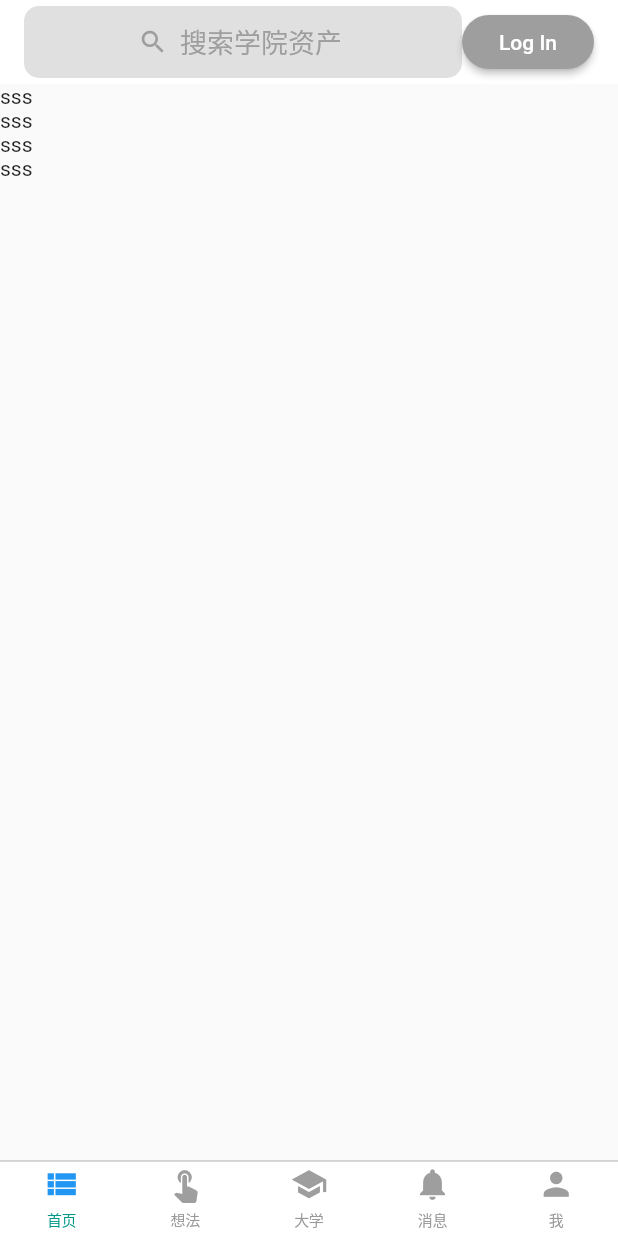
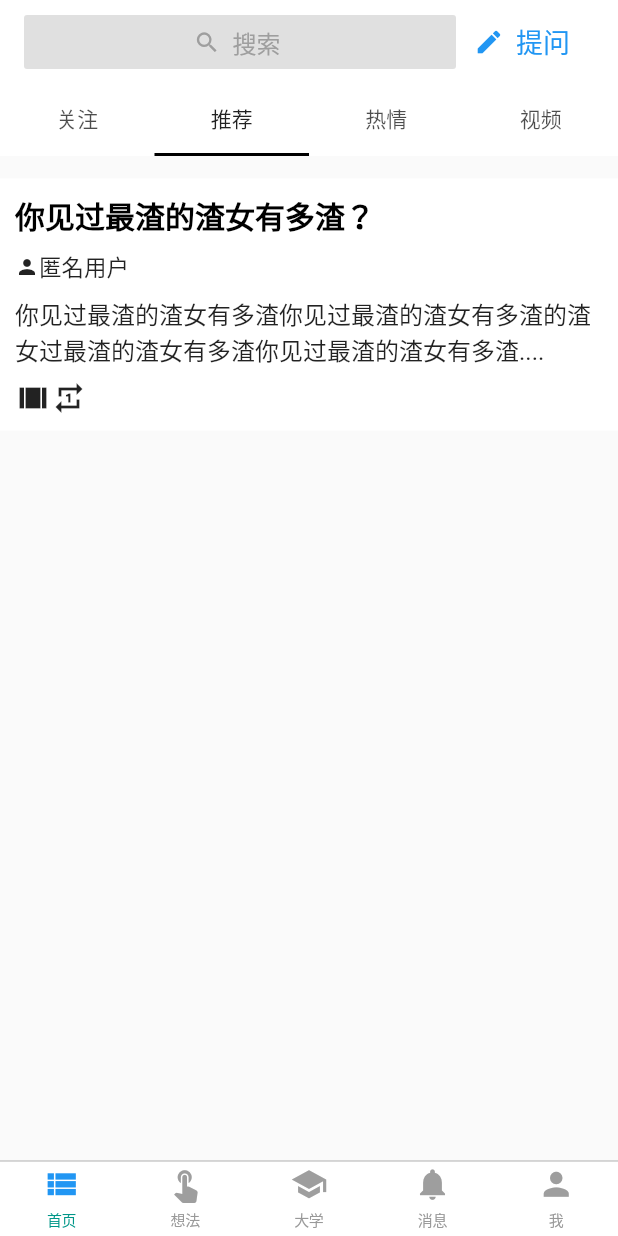
Before and after one commit to MeandNi/flutter_zhihu, a Flutter app: the screen it shows after launch, on a phone screen of 412 x 824 dp. Run offline on Flutter 3.47's test engine with Material 2 defaults, Android fonts, the phone set to English and light mode, and no system bars.

Commit message:
UI update

```diff
--- a/lib/myhome/MyHomePage.dart
+++ b/lib/myhome/MyHomePage.dart
@@ -1,51 +1,64 @@
 import 'package:flutter/material.dart';
+import 'package:flutter_zhihu/myhome/RecommendPage.dart';
 
 class MyHomePage extends StatefulWidget {
   @override
   _MyHomePageState createState() => _MyHomePageState();
 }
 
-class _MyHomePageState extends State<MyHomePage> {
-  final loginButton = RaisedButton(
-    shape: RoundedRectangleBorder(
-      borderRadius: BorderRadius.circular(18),
+class _MyHomePageState extends State<MyHomePage>
+    with SingleTickerProviderStateMixin {
+  TabController _tabController;
+
+  @override
+  void initState() {
+    // TODO: implement initState
+    super.initState();
+    _tabController = new TabController(vsync: this, initialIndex: 1, length: 4);
+  }
+
+  @override
+  void dispose() {
+    ///页面销毁时，销毁控制器
+    _tabController.dispose();
+    super.dispose();
+  }
+
+  final loginButton = FlatButton.icon(
+      onPressed: () {},
+      icon: Icon(
+        Icons.mode_edit,
+        size: 20.0,
+        color: Colors.blue,
       ),
-    onPressed: () {},
-//    padding: EdgeInsets.all(12),
-    color: Colors.grey,
-    child: Text('Log In', style: TextStyle(color: Colors.white)),
-  );
+      label: Text(
+        "提问",
+        style: TextStyle(color: Colors.blue, fontSize: 18.0),
+      ));
 
   Widget barSearch() {
-    return new Container(
-//      padding: EdgeInsets.all(10.0),
-      child: new Row(
-//        mainAxisAlignment: MainAxisAlignment.spaceBetween,
+    return new Row(
       children: <Widget>[
         Expanded(
-            child: Container(
-//              padding: EdgeInsets.all(10.0),
+          child: Padding(
+            padding: EdgeInsets.fromLTRB(0, 0, 0, 0),
             child: new FlatButton.icon(
+              color: Colors.black12,
               onPressed: () {},
               icon: new Icon(
                 Icons.search,
-                  size: 20.0,
+                size: 18.0,
                 color: Colors.grey,
               ),
               label: new Text(
-                  "搜索学院资产",
-                  style: new TextStyle(color: Colors.grey, fontSize: 18.0),
+                "搜索",
+                style: new TextStyle(color: Colors.grey, fontSize: 16.0),
               ),
-              ),
-              decoration: new BoxDecoration(
-                borderRadius: const BorderRadius.all(const Radius.circular(10.0)),
-                color: Colors.black12,
             ),
           ),
         ),
         loginButton
       ],
-      ),
     );
   }
 
@@ -55,13 +68,24 @@ class _MyHomePageState extends State<MyHomePage> {
       appBar: AppBar(
         title: barSearch(),
         elevation: 0,
+        bottom: new TabBar(
+          controller: _tabController,
+          indicatorColor: Colors.black,
+          tabs: <Widget>[
+            new Tab(text: "关注"),
+            new Tab(text: "推荐"),
+            new Tab(text: "热情"),
+            new Tab(text: "视频"),
+          ],
         ),
-      body: ListView(
+      ),
+      body: new TabBarView(
+        controller: _tabController,
         children: <Widget>[
-          Text("sss"),
-          Text("sss"),
-          Text("sss"),
-          Text("sss"),
+          new Text("1"),
+          RecommendPage(),
+          new Text("3"),
+          new Text("4"),
         ],
       ),
     );
--- /dev/null
+++ b/lib/myhome/RecommendPage.dart
@@ -0,0 +1,107 @@
+import 'package:flutter/material.dart';
+
+class RecommendPage extends StatefulWidget {
+  @override
+  _RecommendPageState createState() => _RecommendPageState();
+}
+
+class _RecommendPageState extends State<RecommendPage> {
+  @override
+  Widget build(BuildContext context) {
+    return ListView(
+      children: <Widget>[
+        SizedBox(
+          height: 15.0,
+        ),
+        RecommendListItem(
+          title: "你见过最渣的渣女有多渣？",
+          content: "你见过最渣的渣女有多渣你见过最渣的渣女有多渣的渣女过最渣的渣女有多渣你见过最渣的渣女有多渣....",
+          username: "匿名用户",
+          viewcount: "123",
+          replaycount: "123",
+        )
+      ],
+    );
+  }
+}
+
+class RecommendListItem extends StatelessWidget {
+  final String title;
+  final String content;
+  final String username;
+  final String headicon;
+
+  final String viewcount;
+  final String replaycount;
+
+  const RecommendListItem(
+      {Key key,
+      this.title,
+      this.content,
+      this.username,
+      this.headicon,
+      this.viewcount,
+      this.replaycount})
+      : super(key: key);
+
+  @override
+  Widget build(BuildContext context) {
+    return Container(
+      padding: EdgeInsets.all(10.0),
+      color: Colors.white,
+      child: Column(
+        crossAxisAlignment: CrossAxisAlignment.start,
+        children: <Widget>[
+          Text(
+            this.title,
+            style: TextStyle(
+              fontSize: 20.0,
+              color: Colors.black,
+              fontWeight: FontWeight.bold,
+            ),
+          ),
+          SizedBox(
+            height: 8.0,
+          ),
+          Row(
+            children: <Widget>[
+              Icon(
+                Icons.person,
+                size: 16.0,
+              ),
+              Text(
+                username,
+                style: TextStyle(fontSize: 15.0),
+              )
+            ],
+          ),
+          SizedBox(
+            height: 8.0,
+          ),
+          Text(
+            this.content,
+            style: TextStyle(
+              fontSize: 16,
+              color: Colors.black87
+            ),
+          ),
+          SizedBox(
+            height: 8.0,
+          ),
+          Row(
+            children: <Widget>[
+              Icon(
+                Icons.view_array,
+                semanticLabel: this.viewcount,
+              ),
+              Icon(
+                Icons.repeat_one,
+                semanticLabel: this.replaycount,
+              )
+            ],
+          )
+        ],
+      ),
+    );
+  }
+}
```
Lines whose indentation alone changed are shown as unchanged.
